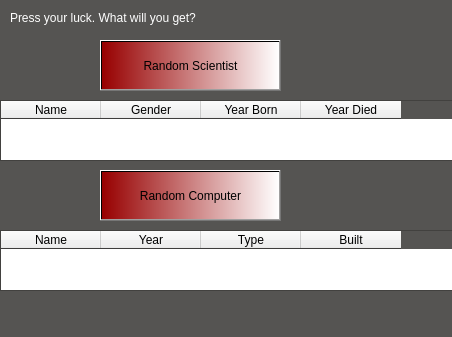
Qt form EndurvinnslustöðATeam/Skil3/Ui/random.ui (trunti/verklegtn-m) before a commit.
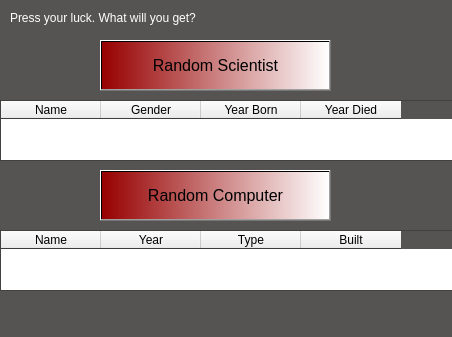
The same form after that commit. Icons and pictures are not drawn.

Patch:
```diff
--- a/EndurvinnslustöðATeam/Skil3/Ui/random.ui
+++ b/EndurvinnslustöðATeam/Skil3/Ui/random.ui
@@ -86,10 +86,15 @@
     <rect>
      <x>100</x>
      <y>40</y>
-     <width>181</width>
+     <width>231</width>
      <height>51</height>
     </rect>
    </property>
+   <property name="font">
+    <font>
+     <pointsize>12</pointsize>
+    </font>
+   </property>
    <property name="styleSheet">
     <string notr="true">background-color: qlineargradient(spread:pad, x1:0, y1:0, x2:1, y2:0, stop:0 rgba(151, 0, 0, 255), stop:1 rgba(255, 255, 255, 255));
 </string>
@@ -103,10 +108,17 @@
     <rect>
      <x>100</x>
      <y>170</y>
-     <width>181</width>
+     <width>231</width>
      <height>51</height>
     </rect>
    </property>
+   <property name="font">
+    <font>
+     <pointsize>12</pointsize>
+     <weight>50</weight>
+     <bold>false</bold>
+    </font>
+   </property>
    <property name="styleSheet">
     <string notr="true">background-color: qlineargradient(spread:pad, x1:0, y1:0, x2:1, y2:0, stop:0 rgba(151, 0, 0, 255), stop:1 rgba(255, 255, 255, 255));
 </string>
```
